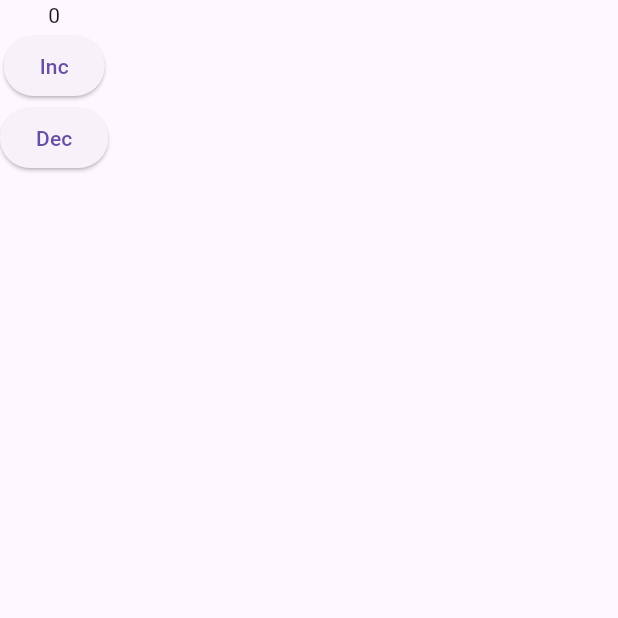
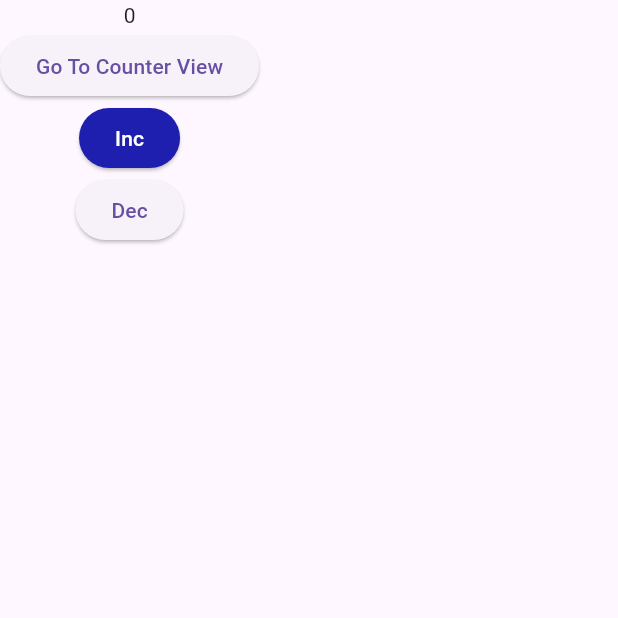
Before and after one commit to codewithowais/stacked-b9, a Flutter app: the CounterView screen opened by its route, after a tap on "Inc", after a tap on "Dec", on a phone screen of 412 x 824 dp, the top half of it. Run offline on Flutter 3.47's test engine with Material 3 defaults, Android fonts, the phone set to English and light mode, and no system bars; our stand-ins replace stacked, stacked_services, stacked_shared.

Commit message:
added today class code

```diff
--- a/lib/app/app.dart
+++ b/lib/app/app.dart
@@ -1,3 +1,4 @@
+import 'package:learnstackedb9/services/counter_service.dart';
 import 'package:learnstackedb9/ui/views/counter/counter_view.dart';
 import 'package:learnstackedb9/ui/views/home/home_view.dart';
 import 'package:stacked/stacked_annotations.dart';
@@ -12,6 +13,7 @@ import 'package:stacked_services/stacked_services.dart';
   dependencies: [
     // Singleton(classType: NavigationService),
     LazySingleton(classType: NavigationService),
+    LazySingleton(classType: CounterService),
   ]
 )
 class App {}
--- a/lib/app/app.locator.dart
+++ b/lib/app/app.locator.dart
@@ -9,6 +9,8 @@
 
 import 'package:stacked_services/src/navigation/navigation_service.dart';
 import 'package:stacked_shared/stacked_shared.dart';
+
+import '../services/counter_service.dart';
 
 final locator = StackedLocator.instance;
 
@@ -24,4 +26,5 @@ Future<void> setupLocator({
 
   // Register dependencies
   locator.registerLazySingleton(() => NavigationService());
+  locator.registerLazySingleton(() => CounterService());
 }
--- /dev/null
+++ b/lib/services/counter_service.dart
@@ -0,0 +1,11 @@
+class CounterService {
+  int counter = 0;
+
+  addValue() {
+    counter++;
+  }
+
+  decValue() {
+    counter--;
+  }
+}
--- /dev/null
+++ b/lib/ui/theme/app_colors.dart
@@ -0,0 +1,22 @@
+import 'package:flutter/material.dart';
+
+class AppColors {
+  // Primary colors
+  static const Color primaryColor = Color.fromARGB(255, 30, 30, 175);
+  static const Color secondaryColor = Color(0xFF069494 );
+
+  // Neutral colors
+  static const Color scaffoldBackground = Color(0xFFF9F9F9);
+  static const Color darkScaffoldBackground = Color(0xFF2F2E2E);
+  static const Color textColor = Color(0xFF333333);
+  static const Color darkTextColor = Color(0xFFFFFFFF);
+
+  // You can also add a utility function for hex strings if needed
+  static Color hexToColor(String hexCode) {
+    String formattedHex = hexCode.replaceAll('#', '');
+    if (formattedHex.length == 6) {
+      formattedHex = 'FF' + formattedHex;
+    }
+    return Color(int.parse(formattedHex, radix: 16));
+  }
+}
--- a/lib/ui/views/counter/counter_view.dart
+++ b/lib/ui/views/counter/counter_view.dart
@@ -1,4 +1,5 @@
 import 'package:flutter/material.dart';
+import 'package:learnstackedb9/ui/theme/app_colors.dart';
 import 'package:learnstackedb9/ui/views/counter/counter_viewmodel.dart';
 import 'package:stacked/stacked.dart';
 
@@ -9,21 +10,34 @@ class CounterView extends StatelessWidget {
   Widget build(BuildContext context) {
     return ViewModelBuilder.reactive(
       viewModelBuilder: () => CounterViewmodel(),
-      builder: (context, mdoel, child) {
+      builder: (context, model, child) {
         return Scaffold(
           body: Column(
             children: [
-              Text('${mdoel.counter}'),
+              Text('${model.counterService.counter}'),
+
+               ElevatedButton(
+                onPressed: () {
+                  model.navigateToHome();
+                },
+                child: Text("Go To Counter View"),
+              ),
 
               ElevatedButton(
+                style: ButtonStyle(
+                  backgroundColor: WidgetStateProperty.all(
+                    AppColors.primaryColor,
+                  ),
+                  foregroundColor: WidgetStateProperty.all(AppColors.darkTextColor)
+                ),
                 onPressed: () {
-                  mdoel.addValue();
+                  model.addValue();
                 },
                 child: Text("Inc"),
               ),
               ElevatedButton(
                 onPressed: () {
-                  mdoel.decValue();
+                  model.decValue();
                 },
                 child: Text("Dec"),
               ),
--- a/lib/ui/views/counter/counter_viewmodel.dart
+++ b/lib/ui/views/counter/counter_viewmodel.dart
@@ -1,16 +1,26 @@
+import 'package:learnstackedb9/app/app.locator.dart';
+import 'package:learnstackedb9/app/app.router.dart';
+import 'package:learnstackedb9/services/counter_service.dart';
 import 'package:stacked/stacked.dart';
+import 'package:stacked_services/stacked_services.dart';
 
 class CounterViewmodel extends BaseViewModel {
-  int counter = 0;
+  final counterService = locator<CounterService>();//Singleton
+  final navigationService = locator<NavigationService>();//Singleton
 
   addValue() {
-    counter++;
+    counterService.addValue();
     rebuildUi();
   }
 
   decValue() {
-    counter--;
+    counterService.decValue();
     rebuildUi();
   }
 
+
+
+  navigateToHome() {
+    navigationService.navigateToHomeView();
+  }
 }
--- a/lib/ui/views/home/home_view.dart
+++ b/lib/ui/views/home/home_view.dart
@@ -13,6 +13,9 @@ class HomeView extends StatelessWidget {
         return Scaffold(
           body: Column(
             children: [
+              Text(' counterServiceV2 ${model.counterServiceV2.counter}'),
+              Text('counterService ${model.counterService.counter}'),
+
                ElevatedButton(
                 onPressed: () {
                   model.navigateToCounter();
--- a/lib/ui/views/home/home_viewmodel.dart
+++ b/lib/ui/views/home/home_viewmodel.dart
@@ -1,5 +1,6 @@
 import 'package:learnstackedb9/app/app.locator.dart';
 import 'package:learnstackedb9/app/app.router.dart';
+import 'package:learnstackedb9/services/counter_service.dart';
 import 'package:stacked/stacked.dart';
 import 'package:stacked_services/stacked_services.dart';
 
@@ -7,6 +8,8 @@ class HomeViewmodel extends BaseViewModel {
   String homeScreenText = "Hello World";
 
   final navigationService = locator<NavigationService>();//Singleton
+  final counterService = locator<CounterService>();//Singleton
+  final counterServiceV2 = CounterService();//Singleton
 
   navigateToCounter() {
     navigationService.navigateToCounterView();
```
Also changed, not shown: lib/ui/theme/app_text.dart (added).
